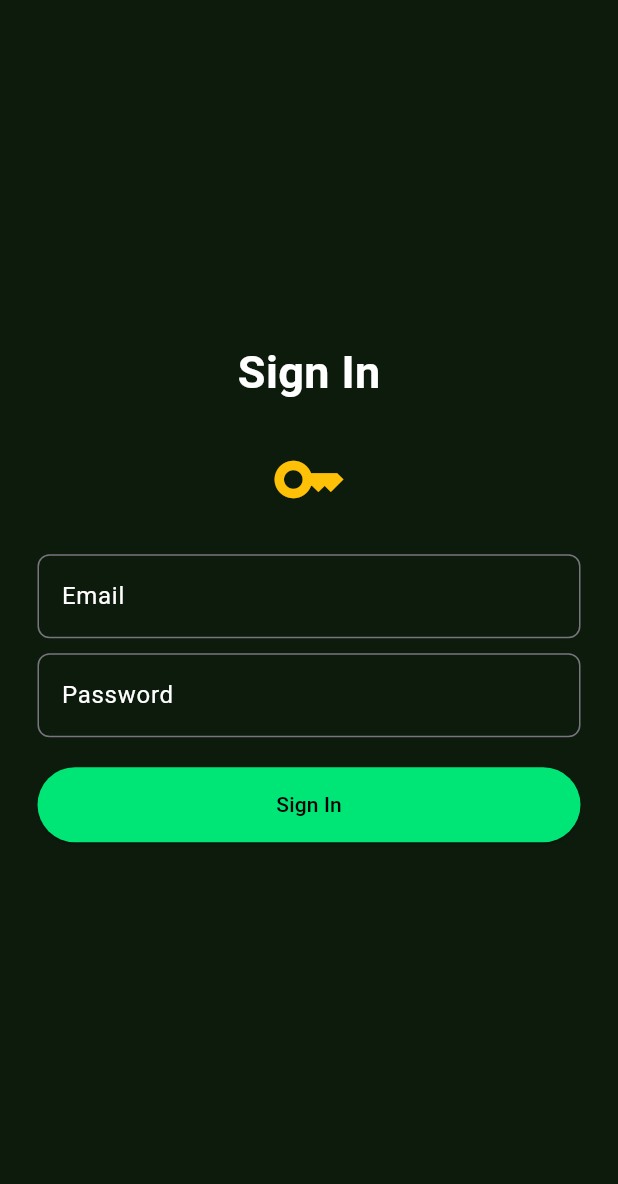
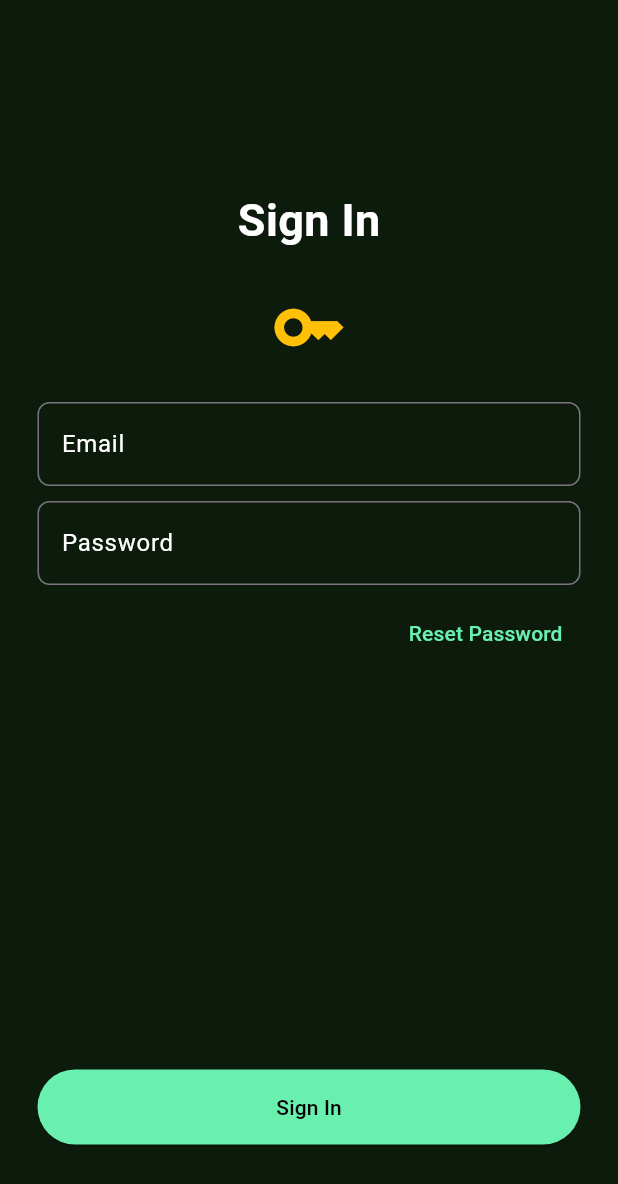
Before and after one commit to yunuscelikk/flutter_firebase_auth, a Flutter app: the screen it shows after launch, after a tap on "Login", on a phone screen of 412 x 824 dp. Shown: the top 1184 px of the screen. Run offline on Flutter 3.47's test engine with Material 3 defaults, Android fonts, the phone set to English and light mode, and no system bars; our stand-ins replace firebase_auth, firebase_core; accounts and stored records are empty.

Commit message:
password reset

```diff
--- a/lib/pages/login_page.dart
+++ b/lib/pages/login_page.dart
@@ -5,6 +5,7 @@ import 'package:flutter_firebase_auth/auth_service.dart';
 import 'package:flutter_firebase_auth/components/my_button.dart';
 import 'package:flutter_firebase_auth/components/my_text_field.dart';
 import 'package:flutter_firebase_auth/pages/home_page.dart';
+import 'package:flutter_firebase_auth/pages/reset_password_page.dart';
 
 class LoginPage extends StatefulWidget {
   const LoginPage({super.key});
@@ -19,9 +20,9 @@ class _LoginPageState extends State<LoginPage> {
   String errorMessage = "";
   bool _isLoading = false;
 
-  goToHome(BuildContext context) => Navigator.pushReplacement(
-    context,
+  goToHome(BuildContext context) => Navigator.of(context).pushAndRemoveUntil(
     MaterialPageRoute(builder: (context) => const HomePage()),
+    (route) => false,
   );
 
   final _formKey = GlobalKey<FormState>();
@@ -66,8 +67,9 @@ class _LoginPageState extends State<LoginPage> {
                 child: Form(
                   key: _formKey,
                   child: Column(
-                    mainAxisAlignment: MainAxisAlignment.center,
+                    mainAxisAlignment: MainAxisAlignment.start,
                     children: [
+                      const SizedBox(height: 100),
                       const Text(
                         "Sign In",
                         style: TextStyle(
@@ -110,7 +112,33 @@ class _LoginPageState extends State<LoginPage> {
                           return null;
                         },
                       ),
-                      const SizedBox(height: 20),
+                      SizedBox(height: 8),
+                      Row(
+                        mainAxisAlignment: MainAxisAlignment.end,
+                        children: [
+                          TextButton(
+                            child: Text(
+                              "Reset Password",
+                              style: TextStyle(color: Colors.greenAccent),
+                            ),
+                            onPressed: () {
+                              Navigator.push(
+                                context,
+                                MaterialPageRoute(
+                                  builder: (context) {
+                                    return ResetPasswordPage(
+                                      email: controllerEmail.text,
+                                    );
+                                  },
+                                ),
+                              );
+                            },
+                          ),
+                        ],
+                      ),
+                      const Spacer(),
+                      Column(
+                        children: [
                           MyButton(
                             onPressed: _isLoading
                                 ? null
@@ -120,7 +148,9 @@ class _LoginPageState extends State<LoginPage> {
                                     }
                                   },
                             text: "Sign In",
-                        backgroundColor: Colors.greenAccent[400],
+                            backgroundColor: Colors.greenAccent,
+                          ),
+                        ],
                       ),
                       const SizedBox(height: 15),
                       Text(
```
Also changed, not shown: lib/pages/home_page.dart (+17 -1 lines), lib/pages/register_page.dart (+4 -3 lines), lib/pages/reset_password_page.dart (added, +125 -0 lines). Lines whose indentation alone changed are shown as unchanged.
